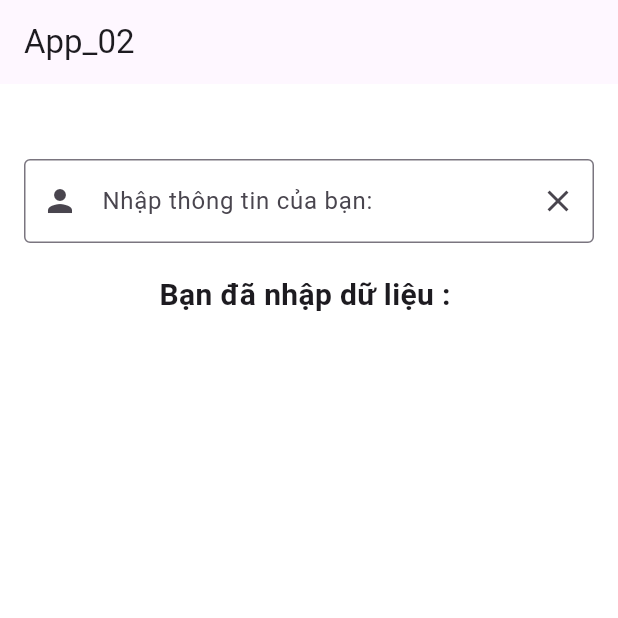
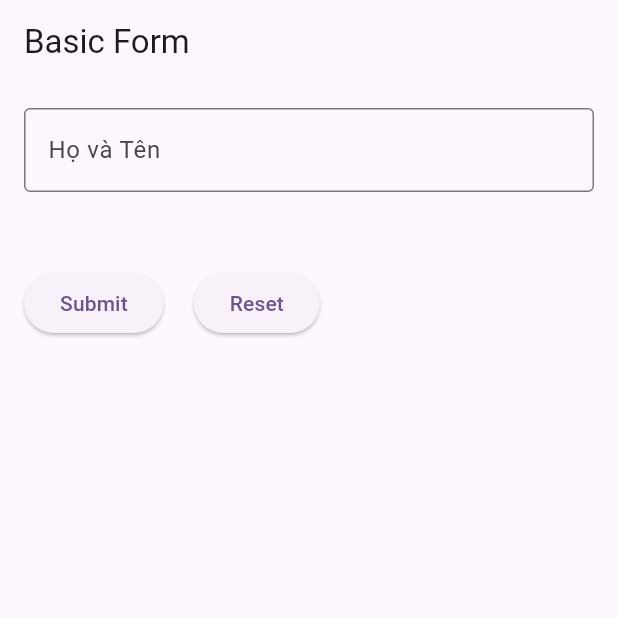
Before and after one commit to thonguyenp/FlutterProgramming, a Flutter app: the screen it shows after launch, on a phone screen of 412 x 824 dp, the top half of it. Run offline on Flutter 3.47's test engine with Material 3 defaults, Android fonts, the phone set to English and light mode, and no system bars.

Commit message:
Giới thiệu về Form

```diff
--- a/app_02/lib/main.dart
+++ b/app_02/lib/main.dart
@@ -1,16 +1,7 @@
 import 'package:flutter/material.dart';
-import 'MyScaffold.dart';
-import 'AppBar.dart';
-import 'MyText.dart';
-import 'MyContainer.dart';
-import 'MyColumnAndRow.dart';
-import 'MyButton.dart';
-import 'MyButton_2.dart';
-import 'MyButton_3.dart';
-import 'MyGestures.dart';
-import 'MyTextField.dart';
-import 'MyTextField2.dart';
-
+import 'myWidget01/MyScaffold.dart';
+import 'myWidget01/AppBar.dart';
+import 'myWidget02_Form/f1_formBasic.dart';
 void main() {
   runApp(const MyApp());
 }
@@ -26,7 +17,7 @@ class MyApp extends StatelessWidget {
       theme: ThemeData(
         colorScheme: ColorScheme.fromSeed(seedColor: Colors.deepPurple),
       ),
-      home: MyTextField2(),
+      home: FormBasicDemo(),
     );
   }
 }
--- /dev/null
+++ b/app_02/lib/myWidget02_Form/f1_formBasic.dart
@@ -0,0 +1,71 @@
+import 'package:flutter/material.dart';
+
+class FormBasicDemo extends StatefulWidget
+{
+  @override
+  State<StatefulWidget> createState() => _FormBasicDemoState();
+}
+
+class _FormBasicDemoState extends State<FormBasicDemo>
+{
+  // Sử dụng Global key để truy cập form
+  final _formKey = GlobalKey<FormState>();
+  String? _name;
+  @override
+  Widget build(BuildContext context) {
+    // TODO: implement build
+    return Scaffold(
+      appBar: AppBar(
+        title: Text("Basic Form"),
+      ),
+
+      body: Padding(
+        padding: EdgeInsetsGeometry.all(16),
+        //Form là widget dùng để quản lí các trường nhập liệu
+        // Key: để truy cập vào trạng thái của Form
+        // validate(): kiểm tra tính hợp lệ của tất cả các trường
+        // save(): gọi hàm onSave của môi trường
+        // reset(): đặt lại giá trị của tất cả các trường
+        child: Form(
+          key: _formKey,
+          child: Column(
+            children: [
+              TextFormField(
+                decoration: InputDecoration(
+                  labelText: "Họ và Tên",
+                  hintText: "Nhập vào họ và tên",
+                  border: OutlineInputBorder(),
+                ),
+                onSaved: (value) {
+                  _name = value;
+                },
+              ),
+
+              SizedBox(height: 50,),
+              Row(
+                children: [
+                  ElevatedButton(onPressed: () {
+                    if (_formKey.currentState!.validate())
+                    {
+                      _formKey.currentState!.save();
+                      ScaffoldMessenger.of(context).showSnackBar(
+                        SnackBar(content: Text("Xin chao $_name"))
+                      );
+                    }
+                  }, child: Text("Submit")),
+                  SizedBox(width: 20,),
+                  ElevatedButton(onPressed: () {
+                    _formKey.currentState!.reset();
+                    setState(() {
+                      _name = null;
+                    });
+                  }, child: Text("Reset")),
+                ],
+              ),
+            ],
+          ),
+        ),
+      ),
+    );
+  }
+}
```
Also changed, not shown: app_02/lib/myWidget01/AppBar.dart (renamed from app_02/lib/AppBar.dart), app_02/lib/myWidget01/MyButton.dart (renamed from app_02/lib/MyButton.dart), app_02/lib/myWidget01/MyButton_2.dart (renamed from app_02/lib/MyButton_2.dart), app_02/lib/myWidget01/MyButton_3.dart (renamed from app_02/lib/MyButton_3.dart), app_02/lib/myWidget01/MyColumnAndRow.dart (renamed from app_02/lib/MyColumnAndRow.dart), app_02/lib/myWidget01/MyContainer.dart (renamed from app_02/lib/MyContainer.dart), app_02/lib/myWidget01/MyGestures.dart (renamed from app_02/lib/MyGestures.dart), app_02/lib/myWidget01/MyScaffold.dart (renamed from app_02/lib/MyScaffold.dart), app_02/lib/myWidget01/MyText.dart (renamed from app_02/lib/MyText.dart), app_02/lib/myWidget01/MyTextField.dart (renamed from app_02/lib/MyTextField.dart), app_02/lib/myWidget01/MyTextField2.dart (renamed from app_02/lib/MyTextField2.dart).
